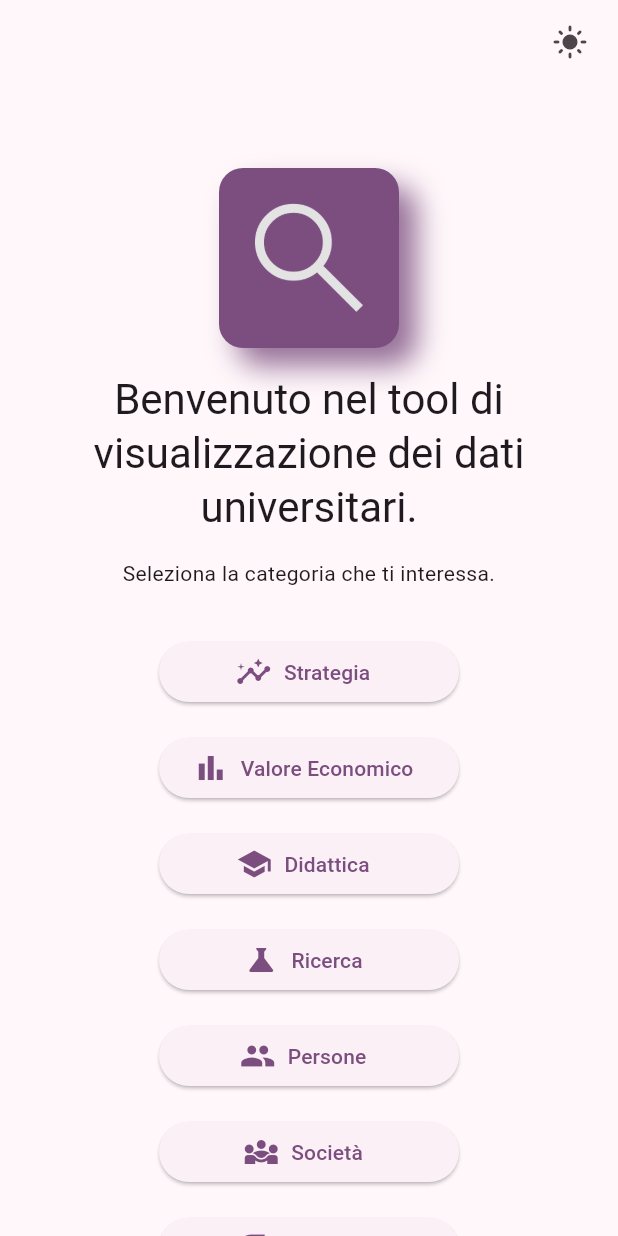
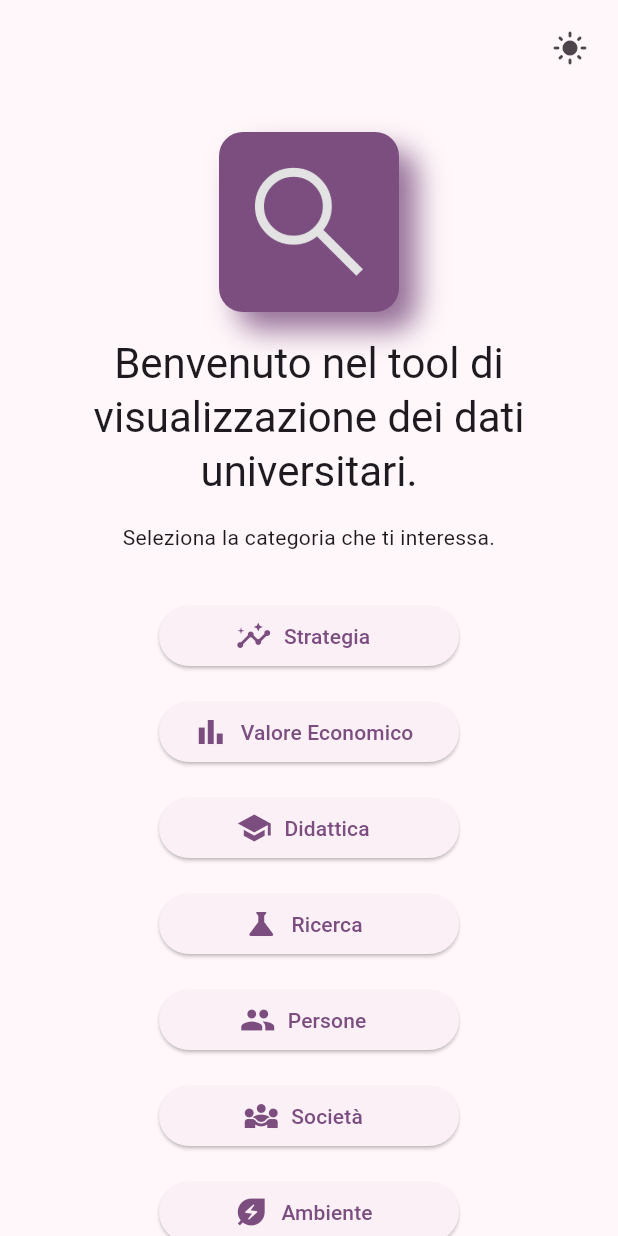
Before and after one commit to until-it-breaks/EcoReportNavigator, a Flutter app: the screen it shows after launch, on a phone screen of 412 x 824 dp. Run offline on Flutter 3.47's test engine with Material 3 defaults, Android fonts, the phone set to English and light mode, and no system bars; our stand-ins replace fl_chart.

Commit message:
Integrated dark mode button into body

```diff
--- a/frontend/app_client/lib/ui/pages/welcome_page.dart
+++ b/frontend/app_client/lib/ui/pages/welcome_page.dart
@@ -21,24 +21,17 @@ class WelcomePage extends StatelessWidget {
     ];
 
     return Scaffold(
-      appBar: AppBar(
-        scrolledUnderElevation: 0,
-        backgroundColor: theme.scaffoldBackgroundColor,
-        actions: [ThemeToggleButton(themeNotifier: themeNotifier)],
-        actionsPadding: EdgeInsets.all(8),
-      ),
       body: SingleChildScrollView(
-        padding: const EdgeInsets.only(
-          top: 24,
-          left: 24,
-          right: 24,
-          bottom: 48,
-        ),
+        padding: const EdgeInsets.only(top: 8, left: 8, right: 8, bottom: 48),
         child: Center(
           child: Column(
             mainAxisSize: MainAxisSize.min,
             mainAxisAlignment: MainAxisAlignment.center,
             children: [
+              Align(
+                alignment: Alignment.topRight,
+                child: ThemeToggleButton(themeNotifier: themeNotifier),
+              ),
               const SizedBox(height: 32),
               Container(
                 decoration: BoxDecoration(
```
